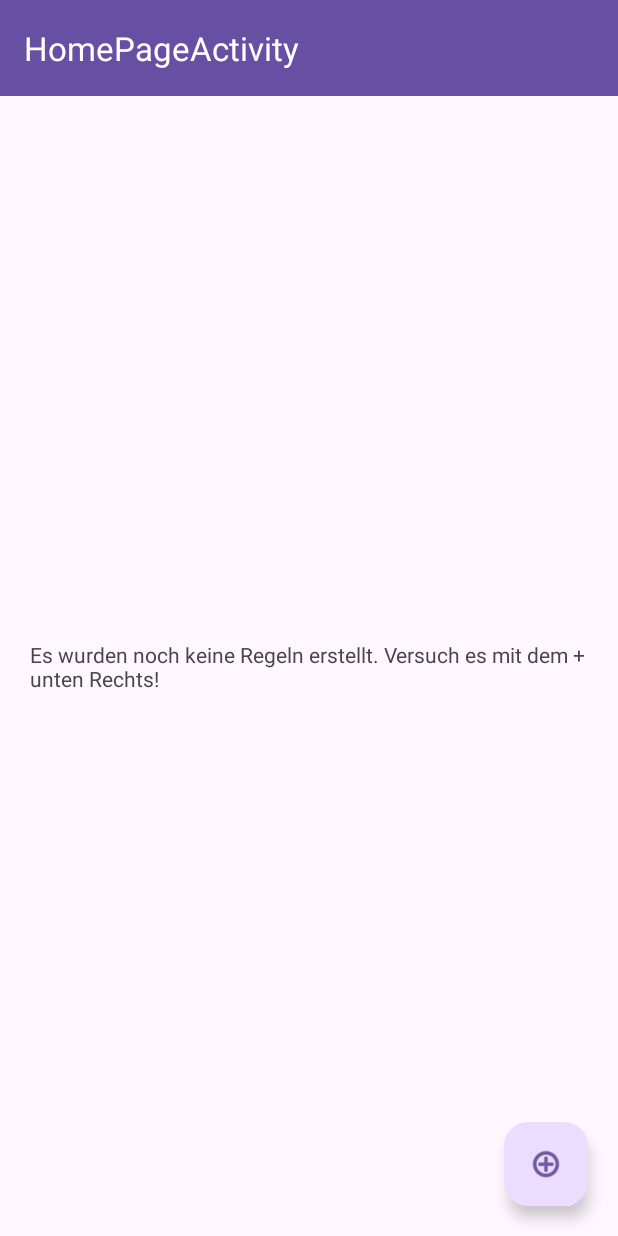
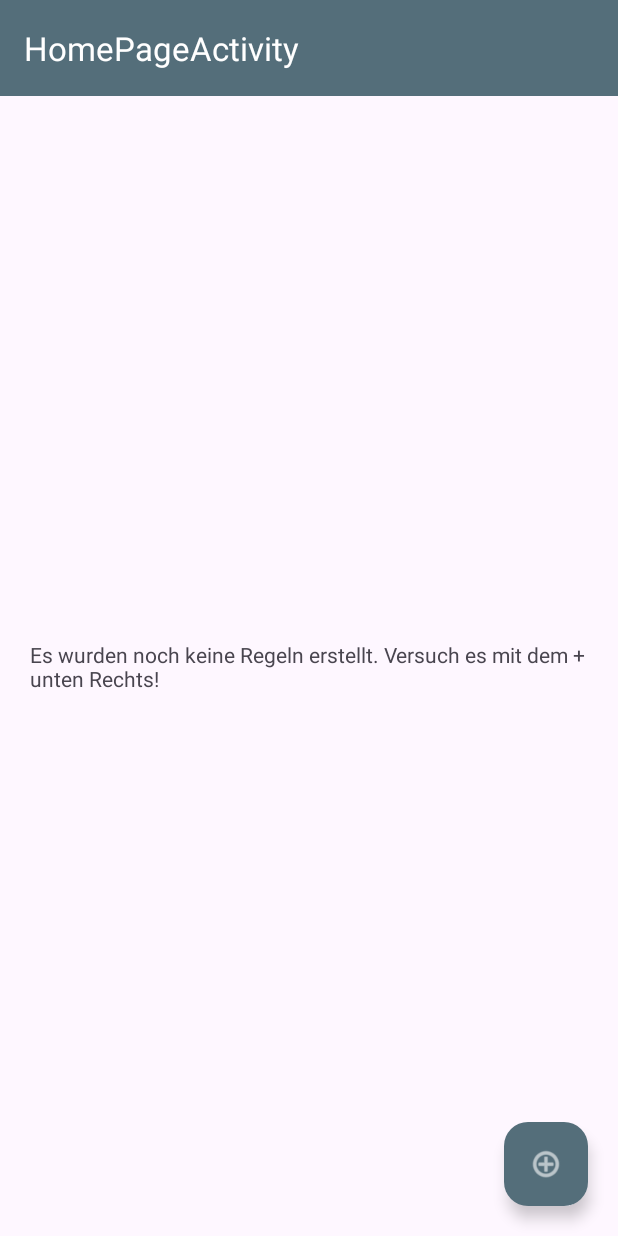
Before and after one commit to Skydeke/BeQuiet, an Android app: the screen it shows after launch (HomePageActivity), on a phone screen of 412 x 824 dp. Run offline under Robolectric (Android 15) with nearby library versions, the phone set to English and light mode, and no system bars; our stand-ins replace Room's generated code; libraries missing offline, so code that uses them is left out: org.osmdroid.config; pictures from the network do not load.

Commit message:
Changed App theme colors

```diff
--- a/app/src/main/java/com/example/bequiet/view/CircleOverlay.java
+++ b/app/src/main/java/com/example/bequiet/view/CircleOverlay.java
@@ -2,9 +2,10 @@ package com.example.bequiet.view;
 
 import android.content.Context;
 import android.graphics.Canvas;
-import android.graphics.Color;
 import android.graphics.Paint;
 import android.graphics.Point;
+
+import com.example.bequiet.R;
 
 import org.osmdroid.views.MapView;
 import org.osmdroid.views.overlay.Overlay;
@@ -33,7 +34,7 @@ public class CircleOverlay extends Overlay {
         this.referenceScale = referenceScale;
         // Set up the paint for drawing the circle
         this.paint = new Paint();
-        this.paint.setColor(Color.RED);
+        this.paint.setColor(context.getResources().getColor(R.color.blue_gray_600));
         this.paint.setStyle(Paint.Style.STROKE);
         this.paint.setStrokeWidth(5);
 
--- a/app/src/main/java/com/example/bequiet/view/fragments/SelectWifiFragment.java
+++ b/app/src/main/java/com/example/bequiet/view/fragments/SelectWifiFragment.java
@@ -103,7 +103,7 @@ public class SelectWifiFragment extends Fragment implements AdapterView.OnItemCl
             }
         }
 
-        view.setBackgroundColor(Color.parseColor("#cc0066"));
+        view.setBackgroundColor(getResources().getColor(R.color.blue_gray_600));
     }
 
     public interface WifiSelectedListener {
--- a/app/src/main/java/com/example/bequiet/view/home/HomePageActivity.java
+++ b/app/src/main/java/com/example/bequiet/view/home/HomePageActivity.java
@@ -1,8 +1,11 @@
 package com.example.bequiet.view.home;
 
 import android.content.Intent;
+import android.os.Build;
 import android.os.Bundle;
 import android.view.View;
+import android.view.Window;
+import android.view.WindowManager;
 import android.widget.TextView;
 
 import androidx.annotation.Nullable;
@@ -12,7 +15,6 @@ import androidx.recyclerview.widget.RecyclerView;
 
 import com.example.bequiet.R;
 import com.example.bequiet.databinding.ActivityHomePageBinding;
-import com.example.bequiet.model.LocationListenerRegisterer;
 import com.example.bequiet.model.dataclasses.Rule;
 import com.example.bequiet.presenter.HomePagePresenter;
 import com.example.bequiet.view.edit.AddRuleActivity;
@@ -34,6 +36,14 @@ public class HomePageActivity extends AppCompatActivity implements HomePagePrese
     @Override
     protected void onCreate(Bundle savedInstanceState) {
         super.onCreate(savedInstanceState);
+
+        // Set the color of the status bar
+        if (Build.VERSION.SDK_INT >= Build.VERSION_CODES.LOLLIPOP) {
+            Window window = getWindow();
+            window.addFlags(WindowManager.LayoutParams.FLAG_DRAWS_SYSTEM_BAR_BACKGROUNDS);
+            window.setStatusBarColor(getResources().getColor(R.color.blue_gray_600));
+        }
+
         homePagePresenter = new HomePagePresenter(this);
         binding = ActivityHomePageBinding.inflate(getLayoutInflater());
         setContentView(binding.getRoot());
--- a/app/src/main/res/layout/content_home_page.xml
+++ b/app/src/main/res/layout/content_home_page.xml
@@ -36,5 +36,7 @@
         android:contentDescription="@string/addRuleFabDesc"
         app:layout_constraintBottom_toBottomOf="parent"
         app:layout_constraintEnd_toEndOf="parent"
-        app:srcCompat="@android:drawable/ic_menu_add" />
+        app:srcCompat="@android:drawable/ic_menu_add"
+        app:backgroundTint="@color/blue_gray_600"
+        app:tint="@color/white" />
 </androidx.constraintlayout.widget.ConstraintLayout>
--- a/app/src/main/res/values-night/themes.xml
+++ b/app/src/main/res/values-night/themes.xml
@@ -2,13 +2,13 @@
     <!-- Base application theme. -->
     <style name="Theme.BeQuiet" parent="Theme.MaterialComponents.DayNight.DarkActionBar">
         <!-- Primary brand color. -->
-        <item name="colorPrimary">@color/purple_200</item>
-        <item name="colorPrimaryVariant">@color/purple_700</item>
-        <item name="colorOnPrimary">@color/black</item>
+        <item name="colorPrimary">@color/white</item>
+        <item name="colorPrimaryVariant">@color/blue_900</item>
+        <item name="colorOnPrimary">@color/white</item>
         <!-- Secondary brand color. -->
-        <item name="colorSecondary">@color/teal_200</item>
-        <item name="colorSecondaryVariant">@color/teal_200</item>
-        <item name="colorOnSecondary">@color/black</item>
+        <item name="colorSecondary">@color/blue_gray_600</item>
+        <item name="colorSecondaryVariant">@color/blue_900</item>
+        <item name="colorOnSecondary">@color/blue_gray_600</item>
         <!-- Status bar color. -->
         <item name="android:statusBarColor">?attr/colorPrimaryVariant</item>
         <!-- Customize your theme here. -->
@@ -16,6 +16,8 @@
     <!-- Base application theme. -->
     <style name="Base.Theme.BeQuiet" parent="Theme.Material3.DayNight.NoActionBar">
         <!-- Customize your dark theme here. -->
-        <!-- <item name="colorPrimary">@color/my_dark_primary</item> -->
+        <!-- <item name="
+        colorPrimary">@color/my_dark_primary</item> -->
     </style>
+
 </resources>
--- a/app/src/main/res/values/colors.xml
+++ b/app/src/main/res/values/colors.xml
@@ -1,10 +1,8 @@
 <?xml version="1.0" encoding="utf-8"?>
 <resources>
-    <color name="purple_200">#FFBB86FC</color>
-    <color name="purple_500">#FF6200EE</color>
-    <color name="purple_700">#FF3700B3</color>
-    <color name="teal_200">#FF03DAC5</color>
-    <color name="teal_700">#FF018786</color>
-    <color name="black">#FF000000</color>
+    <color name="blue_200">#90CAF9</color>
+    <color name="blue_700">#1976D2</color>
+    <color name="blue_900">#0D47A1</color>
+    <color name="blue_gray_600">#546E7A</color>
     <color name="white">#FFFFFFFF</color>
 </resources>
--- a/app/src/main/res/values/themes.xml
+++ b/app/src/main/res/values/themes.xml
@@ -2,15 +2,14 @@
     <!-- Base application theme. -->
     <style name="Theme.BeQuiet" parent="Theme.MaterialComponents.DayNight.DarkActionBar">
         <!-- Primary brand color. -->
-        <item name="colorPrimary">@color/purple_500</item>
-        <item name="colorPrimaryVariant">@color/purple_700</item>
+        <item name="colorPrimary">@color/blue_900</item>
+        <item name="colorPrimaryVariant">@color/blue_gray_600</item>
         <item name="colorOnPrimary">@color/white</item>
         <!-- Secondary brand color. -->
-        <item name="colorSecondary">@color/teal_200</item>
-        <item name="colorSecondaryVariant">@color/teal_700</item>
-        <item name="colorOnSecondary">@color/black</item>
+        <item name="colorSecondary">@color/blue_700</item>
+        <item name="colorSecondaryVariant">@color/white</item>
+        <item name="colorOnSecondary">@color/blue_gray_600</item>
         <!-- Status bar color. -->
-        <item name="android:statusBarColor">?attr/colorPrimaryVariant</item>
         <!-- Customize your theme here. -->
     </style>
 
@@ -24,7 +23,15 @@
     <style name="Theme.BeQuiet.PopupOverlay" parent="ThemeOverlay.AppCompat.Light" />
     <!-- Base application theme. -->
     <style name="Base.Theme.BeQuiet" parent="Theme.Material3.DayNight.NoActionBar">
-        <!-- Customize your light theme here. -->
-        <!-- <item name="colorPrimary">@color/my_light_primary</item> -->
+        <!-- Primary brand color. -->
+        <item name="colorPrimary">@color/blue_gray_600</item>
+        <item name="colorPrimaryVariant">@color/blue_gray_600</item>
+        <item name="colorOnPrimary">@color/white</item>
+        <!-- Secondary brand color. -->
+        <item name="colorSecondary">@color/blue_gray_600</item>
+        <item name="colorSecondaryVariant">@color/white</item>
+        <item name="colorOnSecondary">@color/blue_gray_600</item>
+        <!-- Status bar color. -->
+
     </style>
 </resources>
```
